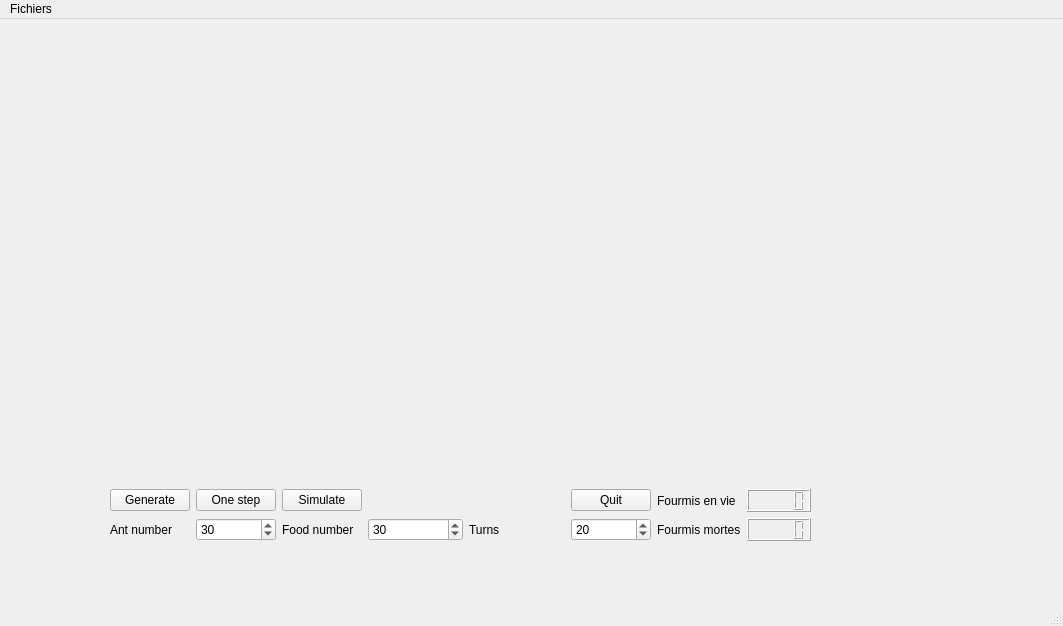
First picture: the form in interface.ui, repository QuentinVintras/ANT_Project, before the edit.
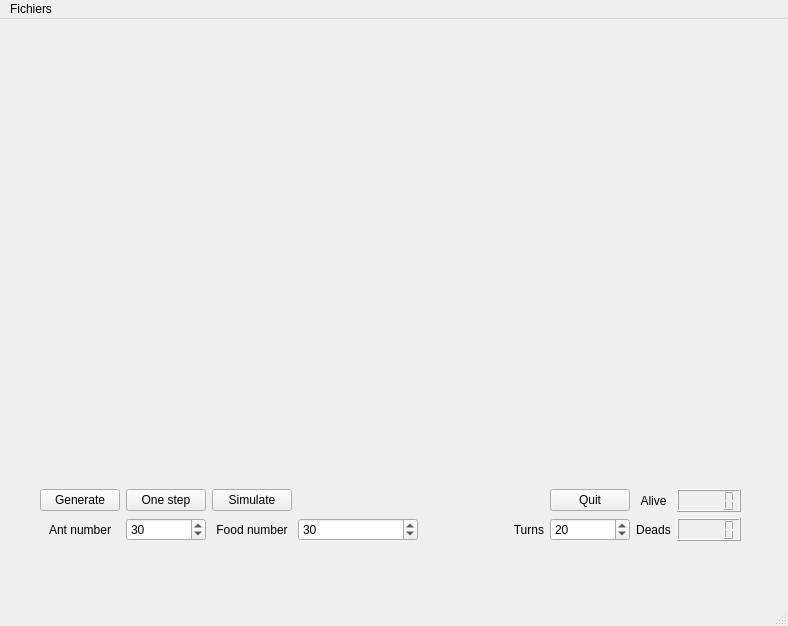
Second picture: the form after the edit.

Patch:
```diff
--- a/interface.ui
+++ b/interface.ui
@@ -6,7 +6,7 @@
    <rect>
     <x>0</x>
     <y>0</y>
-    <width>1063</width>
+    <width>788</width>
     <height>626</height>
    </rect>
   </property>
@@ -17,8 +17,8 @@
    <widget class="QWidget" name="conteneur" native="true">
     <property name="geometry">
      <rect>
-      <x>30</x>
-      <y>0</y>
+      <x>40</x>
+      <y>10</y>
       <width>711</width>
       <height>451</height>
      </rect>
@@ -27,7 +27,7 @@
    <widget class="QWidget" name="layoutWidget">
     <property name="geometry">
      <rect>
-      <x>110</x>
+      <x>40</x>
       <y>470</y>
       <width>701</width>
       <height>101</height>
@@ -37,11 +37,44 @@
      <property name="sizeConstraint">
       <enum>QLayout::SetMinAndMaxSize</enum>
      </property>
+     <item row="0" column="7">
+      <spacer name="horizontalSpacer_3">
+       <property name="orientation">
+        <enum>Qt::Horizontal</enum>
+       </property>
+       <property name="sizeHint" stdset="0">
+        <size>
+         <width>40</width>
+         <height>20</height>
+        </size>
+       </property>
+      </spacer>
+     </item>
+     <item row="1" column="8">
+      <widget class="QLabel" name="label_5">
+       <property name="text">
+        <string>Deads</string>
+       </property>
+       <property name="alignment">
+        <set>Qt::AlignCenter</set>
+       </property>
+      </widget>
+     </item>
+     <item row="0" column="5">
+      <widget class="QPushButton" name="bouton_qui">
+       <property name="text">
+        <string>Quit</string>
+       </property>
+      </widget>
+     </item>
      <item row="1" column="2">
       <widget class="QLabel" name="label_2">
        <property name="text">
         <string>Food number</string>
        </property>
+       <property name="alignment">
+        <set>Qt::AlignCenter</set>
+       </property>
       </widget>
      </item>
      <item row="1" column="4">
@@ -49,6 +82,9 @@
        <property name="text">
         <string>Turns</string>
        </property>
+       <property name="alignment">
+        <set>Qt::AlignRight|Qt::AlignTrailing|Qt::AlignVCenter</set>
+       </property>
       </widget>
      </item>
      <item row="0" column="3">
@@ -64,25 +100,14 @@
        </property>
       </spacer>
      </item>
-     <item row="1" column="6">
-      <widget class="QLabel" name="label_5">
-       <property name="text">
-        <string>Fourmis mortes</string>
-       </property>
-      </widget>
-     </item>
-     <item row="0" column="5">
-      <widget class="QPushButton" name="bouton_qui">
-       <property name="text">
-        <string>Quit</string>
-       </property>
-      </widget>
-     </item>
      <item row="1" column="1">
       <widget class="QSpinBox" name="ant_num">
        <property name="minimum">
         <number>1</number>
        </property>
+       <property name="maximum">
+        <number>1000</number>
+       </property>
        <property name="value">
         <number>30</number>
        </property>
@@ -120,6 +145,9 @@
        <property name="minimum">
         <number>1</number>
        </property>
+       <property name="maximum">
+        <number>1000</number>
+       </property>
        <property name="value">
         <number>20</number>
        </property>
@@ -143,6 +171,9 @@
        <property name="text">
         <string>Ant number</string>
        </property>
+       <property name="alignment">
+        <set>Qt::AlignCenter</set>
+       </property>
       </widget>
      </item>
      <item row="1" column="3">
@@ -150,24 +181,56 @@
        <property name="minimum">
         <number>1</number>
        </property>
+       <property name="maximum">
+        <number>1000</number>
+       </property>
        <property name="value">
         <number>30</number>
        </property>
       </widget>
      </item>
-     <item row="0" column="6">
+     <item row="0" column="8">
       <widget class="QLabel" name="label_4">
        <property name="text">
-        <string>Fourmis en vie</string>
+        <string>Alive</string>
+       </property>
+       <property name="alignment">
+        <set>Qt::AlignCenter</set>
        </property>
       </widget>
      </item>
-     <item row="0" column="7">
+     <item row="0" column="9">
       <widget class="QLCDNumber" name="vie"/>
      </item>
-     <item row="1" column="7">
+     <item row="1" column="9">
       <widget class="QLCDNumber" name="morte_ui"/>
      </item>
+     <item row="1" column="7">
+      <spacer name="horizontalSpacer_4">
+       <property name="orientation">
+        <enum>Qt::Horizontal</enum>
+       </property>
+       <property name="sizeHint" stdset="0">
+        <size>
+         <width>40</width>
+         <height>20</height>
+        </size>
+       </property>
+      </spacer>
+     </item>
+     <item row="0" column="6">
+      <spacer name="horizontalSpacer_5">
+       <property name="orientation">
+        <enum>Qt::Horizontal</enum>
+       </property>
+       <property name="sizeHint" stdset="0">
+        <size>
+         <width>40</width>
+         <height>20</height>
+        </size>
+       </property>
+      </spacer>
+     </item>
     </layout>
    </widget>
   </widget>
@@ -176,7 +239,7 @@
     <rect>
      <x>0</x>
      <y>0</y>
-     <width>1063</width>
+     <width>788</width>
      <height>22</height>
     </rect>
    </property>
```
